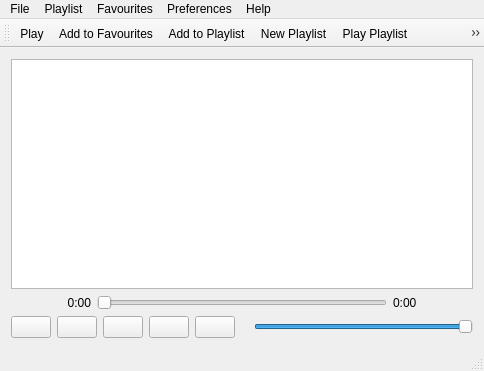
Before: the Qt Designer form src/ui/mainwindow.ui in Shehyaaz/Jive-music-player, drawn with Qt 5.
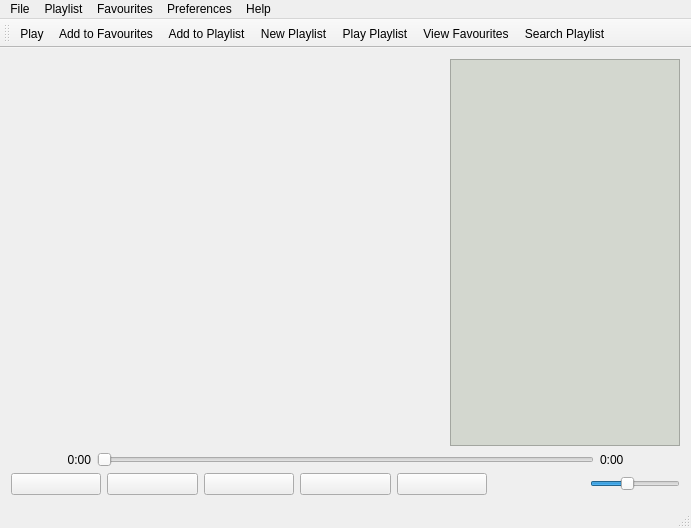
After: the same form once the commit is applied. Icons and pictures are not drawn.

```diff
--- a/src/ui/mainwindow.ui
+++ b/src/ui/mainwindow.ui
@@ -2,12 +2,15 @@
 <ui version="4.0">
  <class>MainWindow</class>
  <widget class="QMainWindow" name="MainWindow">
+  <property name="enabled">
+   <bool>true</bool>
+  </property>
   <property name="geometry">
    <rect>
     <x>0</x>
     <y>0</y>
-    <width>484</width>
-    <height>371</height>
+    <width>691</width>
+    <height>528</height>
    </rect>
   </property>
   <property name="windowTitle">
@@ -17,6 +20,9 @@
    <iconset>
     <normaloff>../../resources/images/app_icon.png</normaloff>../../resources/images/app_icon.png</iconset>
   </property>
+  <property name="styleSheet">
+   <string notr="true"/>
+  </property>
   <widget class="QWidget" name="centralWidget">
    <property name="sizePolicy">
     <sizepolicy hsizetype="Maximum" vsizetype="Maximum">
@@ -26,26 +32,46 @@
    </property>
    <layout class="QVBoxLayout" name="verticalLayout">
     <item>
-     <widget class="QListView" name="playlistView">
-      <property name="acceptDrops">
-       <bool>true</bool>
-      </property>
-      <property name="showDropIndicator" stdset="0">
-       <bool>true</bool>
-      </property>
-      <property name="dragDropMode">
-       <enum>QAbstractItemView::DropOnly</enum>
-      </property>
-      <property name="defaultDropAction">
-       <enum>Qt::CopyAction</enum>
-      </property>
-      <property name="alternatingRowColors">
-       <bool>true</bool>
-      </property>
-      <property name="uniformItemSizes">
-       <bool>true</bool>
-      </property>
-     </widget>
+     <layout class="QHBoxLayout" name="horizontalLayout">
+      <item>
+       <widget class="QLabel" name="songThumbnail">
+        <property name="styleSheet">
+         <string notr="true"/>
+        </property>
+        <property name="text">
+         <string/>
+        </property>
+        <property name="pixmap">
+         <pixmap>../../resources/images/Welcome.png</pixmap>
+        </property>
+        <property name="scaledContents">
+         <bool>false</bool>
+        </property>
+        <property name="alignment">
+         <set>Qt::AlignCenter</set>
+        </property>
+       </widget>
+      </item>
+      <item>
+       <widget class="QListView" name="playlistView">
+        <property name="minimumSize">
+         <size>
+          <width>230</width>
+          <height>0</height>
+         </size>
+        </property>
+        <property name="maximumSize">
+         <size>
+          <width>230</width>
+          <height>16777215</height>
+         </size>
+        </property>
+        <property name="styleSheet">
+         <string notr="true">background-color: rgb(211, 215, 207);</string>
+        </property>
+       </widget>
+      </item>
+     </layout>
     </item>
     <item>
      <layout class="QHBoxLayout" name="horizontalLayout_4">
@@ -167,18 +193,36 @@
         <property name="text">
          <string/>
         </property>
+        <property name="textFormat">
+         <enum>Qt::PlainText</enum>
+        </property>
         <property name="pixmap">
          <pixmap>../../resources/images/volume-down.png</pixmap>
         </property>
+        <property name="alignment">
+         <set>Qt::AlignCenter</set>
+        </property>
        </widget>
       </item>
       <item>
        <widget class="QSlider" name="volumeSlider">
+        <property name="sizePolicy">
+         <sizepolicy hsizetype="Preferred" vsizetype="Fixed">
+          <horstretch>0</horstretch>
+          <verstretch>0</verstretch>
+         </sizepolicy>
+        </property>
+        <property name="autoFillBackground">
+         <bool>false</bool>
+        </property>
+        <property name="styleSheet">
+         <string notr="true"/>
+        </property>
         <property name="maximum">
          <number>100</number>
         </property>
         <property name="value">
-         <number>100</number>
+         <number>40</number>
         </property>
         <property name="orientation">
          <enum>Qt::Horizontal</enum>
@@ -194,7 +238,7 @@
     <rect>
      <x>0</x>
      <y>0</y>
-     <width>484</width>
+     <width>691</width>
      <height>22</height>
     </rect>
    </property>
@@ -265,6 +309,7 @@
    <addaction name="new_playlist"/>
    <addaction name="play_playlist"/>
    <addaction name="view_fav"/>
+   <addaction name="search_playlist"/>
   </widget>
   <action name="menuPlay">
    <property name="icon">
```
Left out of the diff: 8 changed lines with no effect on the pictures.
